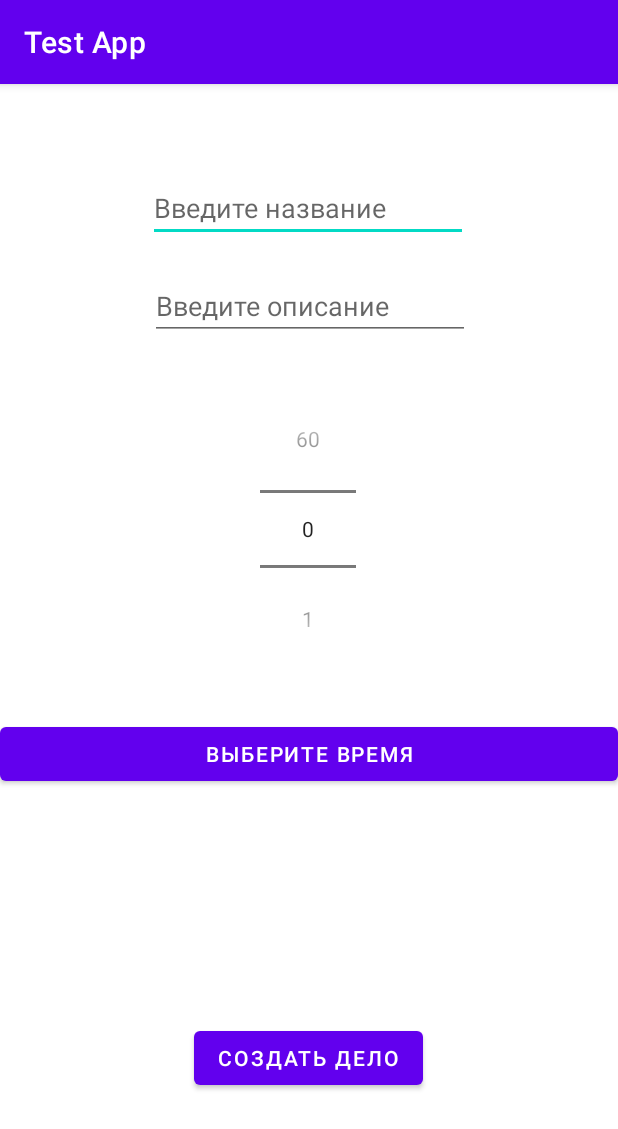
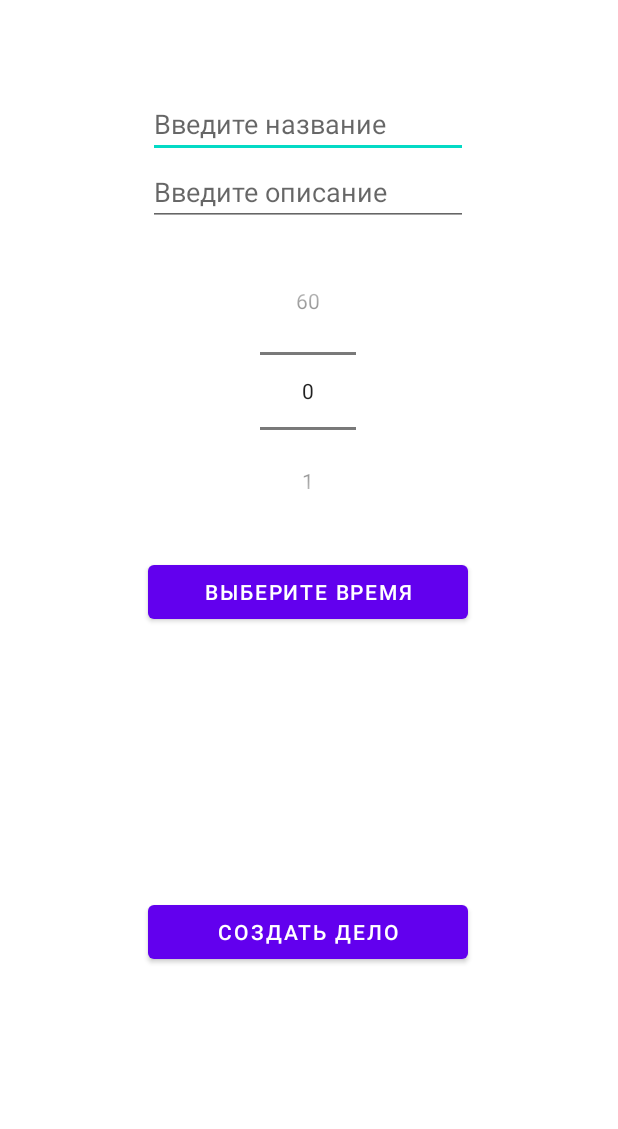
Before and after one commit to andin13/Diary_App, an Android app: the TaskCreationActivity screen opened directly, with no data from a screen before it, on a phone screen of 412 x 824 dp. Shown: the top 1129 px of the screen. Run offline under Robolectric (Android 15) with nearby library versions, the phone set to English and light mode, and no system bars; 3 statements that could not run were skipped.

Commit message:
Test app v1.1

```diff
--- a/app/src/main/res/layout/activity_task_creation.xml
+++ b/app/src/main/res/layout/activity_task_creation.xml
@@ -8,14 +8,12 @@
 
     <Button
         android:id="@+id/createTaskBtn"
-        android:layout_width="wrap_content"
+        android:layout_width="0dp"
         android:layout_height="wrap_content"
-        android:layout_marginTop="60dp"
         android:text="@string/createTask"
         app:layout_constraintBottom_toBottomOf="parent"
-        app:layout_constraintEnd_toEndOf="parent"
-        app:layout_constraintHorizontal_bias="0.498"
-        app:layout_constraintStart_toStartOf="parent"
+        app:layout_constraintEnd_toEndOf="@+id/timeButton"
+        app:layout_constraintStart_toStartOf="@+id/timeButton"
         app:layout_constraintTop_toBottomOf="@+id/timeButton" />
 
     <EditText
@@ -35,32 +33,30 @@
         android:id="@+id/taskDescription"
         android:layout_width="wrap_content"
         android:layout_height="wrap_content"
-        android:layout_marginTop="20dp"
         android:ems="10"
         android:hint="@string/taskDescription"
         android:inputType="textPersonName"
-        app:layout_constraintEnd_toEndOf="parent"
-        app:layout_constraintHorizontal_bias="0.502"
-        app:layout_constraintStart_toStartOf="parent"
+        app:layout_constraintEnd_toEndOf="@+id/taskName"
+        app:layout_constraintStart_toStartOf="@+id/taskName"
         app:layout_constraintTop_toBottomOf="@+id/taskName" />
 
     <Button
         android:id="@+id/timeButton"
         android:layout_width="0dp"
         android:layout_height="wrap_content"
-        android:layout_marginTop="36dp"
+        android:layout_marginTop="20dp"
+        android:onClick="setTime"
         android:text="@string/timePicker"
-        android:onClick="setTime"
-        app:layout_constraintEnd_toEndOf="parent"
+        app:layout_constraintEnd_toEndOf="@+id/taskDescription"
         app:layout_constraintHorizontal_bias="0.0"
-        app:layout_constraintStart_toStartOf="parent"
+        app:layout_constraintStart_toStartOf="@+id/taskDescription"
         app:layout_constraintTop_toBottomOf="@+id/durationPicker" />
 
     <NumberPicker
         android:id="@+id/durationPicker"
         android:layout_width="wrap_content"
         android:layout_height="wrap_content"
-        android:layout_marginTop="36dp"
+        android:layout_marginTop="20dp"
         app:layout_constraintEnd_toEndOf="parent"
         app:layout_constraintHorizontal_bias="0.498"
         app:layout_constraintStart_toStartOf="parent"
--- a/app/src/main/res/values-night/themes.xml
+++ b/app/src/main/res/values-night/themes.xml
@@ -1,6 +1,6 @@
 <resources xmlns:tools="http://schemas.android.com/tools">
     <!-- Base application theme. -->
-    <style name="Theme.TestApp" parent="Theme.MaterialComponents.DayNight.DarkActionBar">
+    <style name="Theme.TestApp" parent="Theme.MaterialComponents.DayNight.NoActionBar">
         <!-- Primary brand color. -->
         <item name="colorPrimary">@color/purple_200</item>
         <item name="colorPrimaryVariant">@color/purple_700</item>
--- a/app/src/main/res/values/strings.xml
+++ b/app/src/main/res/values/strings.xml
@@ -7,4 +7,8 @@
     <string name="taskDescription">Введите описание</string>
     <string name="createTask">Создать дело</string>
     <string name="timePicker">Выберите время</string>
+    <string name="taskNameF">Название дела</string>
+    <string name="taskDateF">Дата</string>
+    <string name="taskTimeF">Время выполнения</string>
+    <string name="taskDescriptionF">Описание</string>
 </resources>
--- a/app/src/main/res/values/themes.xml
+++ b/app/src/main/res/values/themes.xml
@@ -1,6 +1,6 @@
 <resources xmlns:tools="http://schemas.android.com/tools">
     <!-- Base application theme. -->
-    <style name="Theme.TestApp" parent="Theme.MaterialComponents.DayNight.DarkActionBar">
+    <style name="Theme.TestApp" parent="Theme.MaterialComponents.DayNight.NoActionBar">
         <!-- Primary brand color. -->
         <item name="colorPrimary">@color/purple_500</item>
         <item name="colorPrimaryVariant">@color/purple_700</item>
```
Also changed, not shown: app/src/main/java/com/example/testapp/NumbersAdapter.java (+17 -14 lines), app/src/main/java/com/example/testapp/TaskActivity.java (+10 -6 lines), app/src/main/res/layout/activity_main.xml (+10 -7 lines), app/src/main/res/layout/activity_task.xml (+40 -2 lines), app/src/main/res/layout/number_list_item.xml (deleted, +0 -17 lines), app/src/main/res/layout/task_list_item.xml (added, +24 -0 lines).
